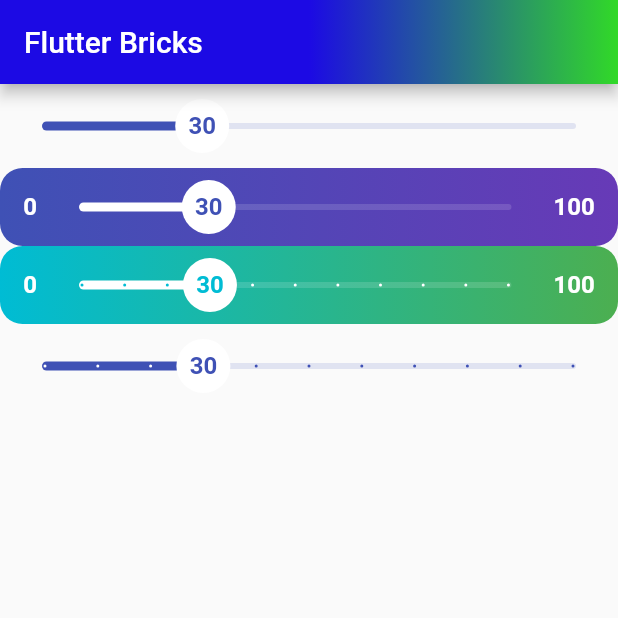
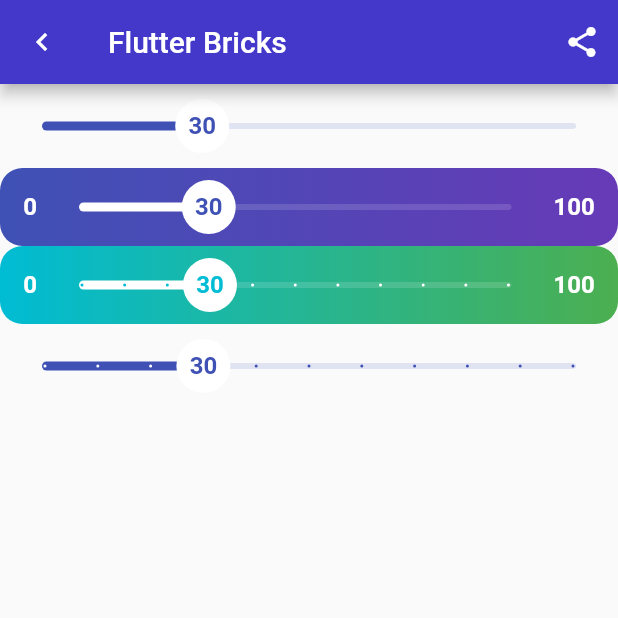
Before and after one commit to trial12987/FlutterBricks, a Flutter app: the screen it shows after launch, on a phone screen of 412 x 824 dp, the top half of it. Run offline on Flutter 3.47's test engine with Material 2 defaults, Android fonts, the phone set to English and light mode, and no system bars.

Commit message:
AppBarFb2

```diff
--- a/flutter_bricks/lib/main.dart
+++ b/flutter_bricks/lib/main.dart
@@ -4,7 +4,7 @@ import 'package:flutter_bricks/sliders/SliderFb2.dart';
 import 'package:flutter_bricks/sliders/SliderFb3.dart';
 import 'package:flutter_bricks/sliders/SliderFb4.dart';
 
-import 'appBars/GradientAppBarFb1.dart';
+import 'appBars/AppBarFb2.dart';
 
 void main() => runApp(const MyApp());
 
@@ -16,7 +16,7 @@ class MyApp extends StatelessWidget {
     return MaterialApp(
       title: 'Material App',
       home: Scaffold(
-        appBar: GradientAppBarFb1(),
+        appBar: AppBarFb2(),
         body: Column(
           children: [
             SliderFb1(
```
